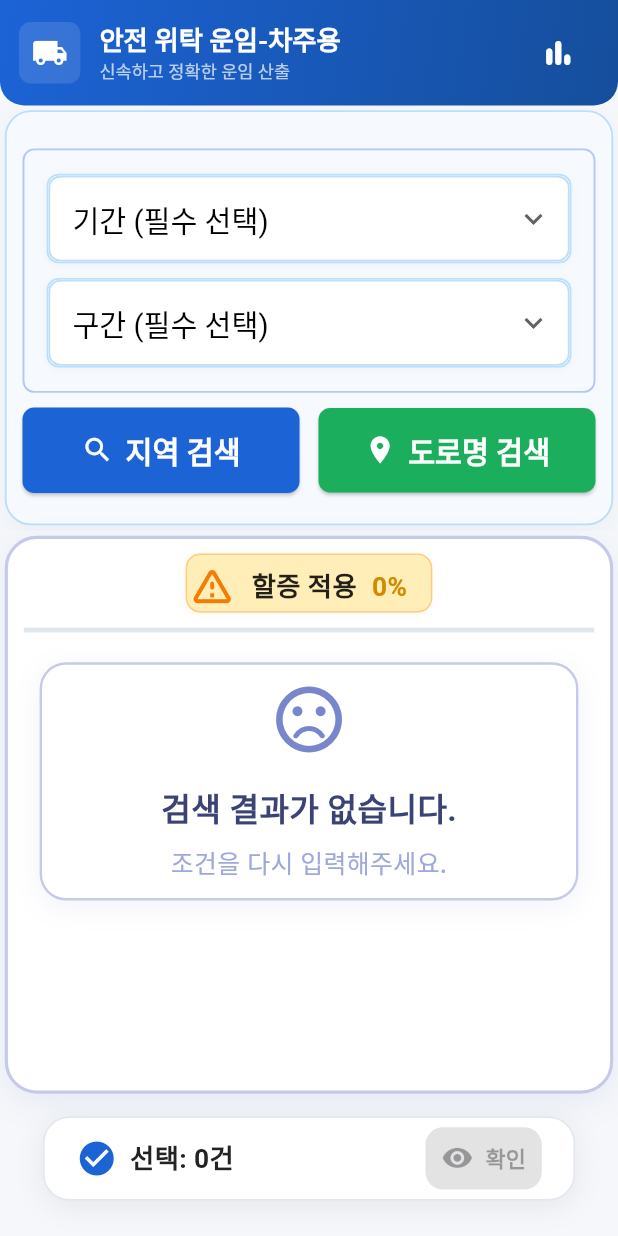
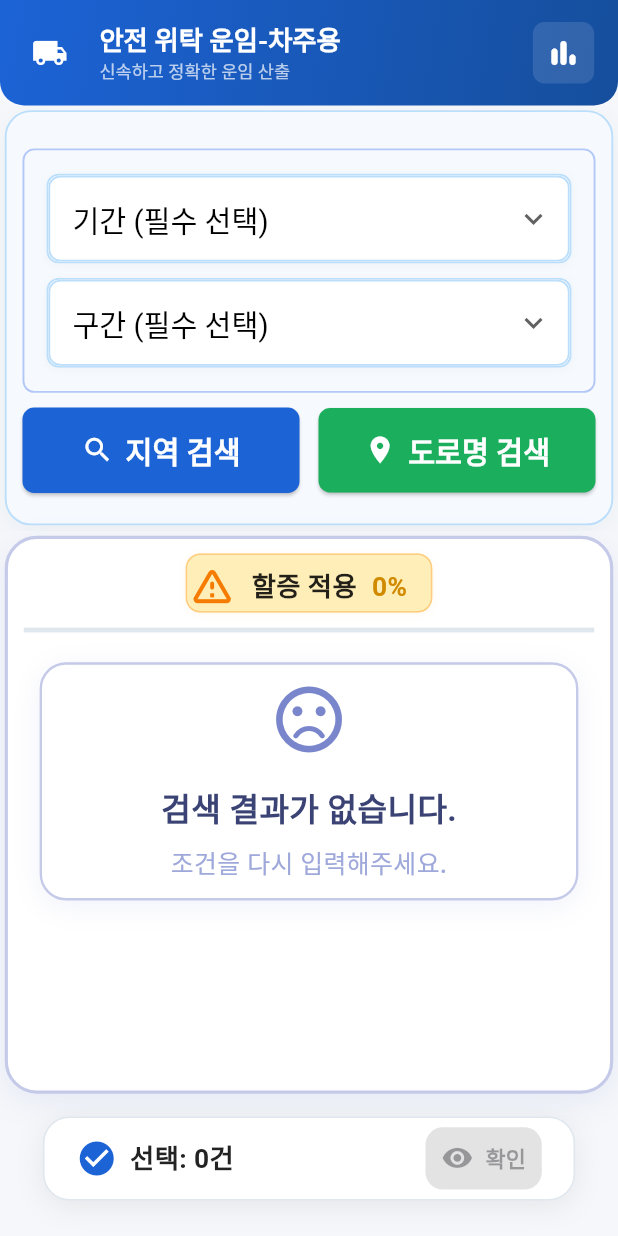
Before and after one commit to jang1231111/line-all-company, a Flutter app: the screen it shows after launch, on a phone screen of 412 x 824 dp. Run offline on Flutter 3.47's test engine with Material 3 defaults, Android fonts, the phone set to English and light mode, and no system bars; our stand-ins replace dio, flutter_riverpod, flutter_screenutil, freezed_annotation, pretty_dio_logger, shared_preferences.

Commit message:
🎨 앱바, 차트버튼 디자인 수정

```diff
--- a/lib/features/condition/presentation/pages/condition_form_page.dart
+++ b/lib/features/condition/presentation/pages/condition_form_page.dart
@@ -44,7 +44,7 @@ class ConditionFormPage extends ConsumerWidget {
                 Container(
                   padding: EdgeInsets.all(8.w),
                   decoration: BoxDecoration(
-                    color: Colors.white.withOpacity(0.12),
+                    // color: Colors.white.withOpacity(0.12),
                     borderRadius: BorderRadius.circular(8.r),
                   ),
                   child: const Icon(Icons.local_shipping, color: Colors.white),
@@ -72,12 +72,21 @@ class ConditionFormPage extends ConsumerWidget {
               ],
             ),
             actions: [
-              IconButton(
-                icon: const Icon(Icons.bar_chart_rounded, color: Colors.white),
-                tooltip: '통계',
-                onPressed: () {
+              InkWell(
+                onTap: () {
                   Navigator.of(context).pushNamed('/statistics');
                 },
+                child: Container(
+                  padding: EdgeInsets.all(8.w),
+                  decoration: BoxDecoration(
+                    color: Colors.white.withOpacity(0.12),
+                    borderRadius: BorderRadius.circular(8.r),
+                  ),
+                  child: const Icon(
+                    Icons.bar_chart_rounded,
+                    color: Colors.white,
+                  ),
+                ),
               ),
               SizedBox(width: 15.w),
             ],
```
